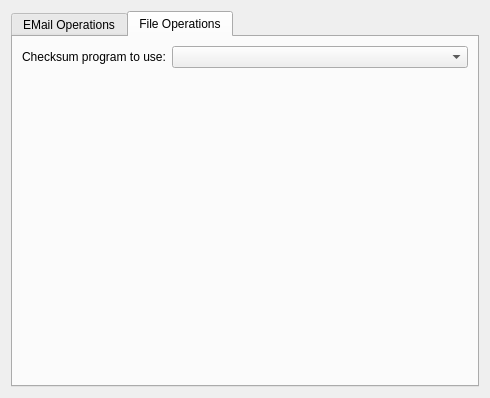
First picture: the form in kleopatra/conf/cryptooperationsconfigwidget.ui, repository KDE/kdepim, before the edit.
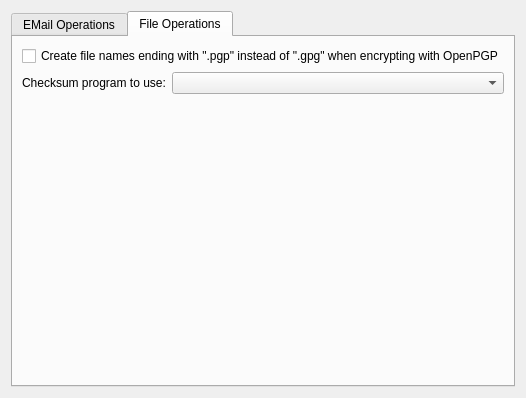
Second picture: the form after the edit. The open tabs and pages were chosen to show the change.

Commit message:
Make default OpenPGP file extension configurable
    Make it configurealbe if OpenPGP encrypted
    files created by Kleopatra should have the .pgp ending or
    the .gpg ending. The current behavior stays as default. (.gpg)

    This change was requested by instutional users who want to share
    files with the same ending between PGP and GnuPG and use the
    same file extension to mark those files.

```diff
--- a/kleopatra/conf/cryptooperationsconfigwidget.ui
+++ b/kleopatra/conf/cryptooperationsconfigwidget.ui
@@ -57,6 +57,20 @@
       <attribute name="title">
        <string>File Operations</string>
       </attribute>
+      <layout class="QVBoxLayout" name="verticalLayout">
+       <item>
+        <widget class="QCheckBox" name="pgpFileExtCB">
+         <property name="whatsThis">
+          <string comment="@info:whatsthis">&lt;p&gt;Check this if you want to have OpenPGP encrypted files created by Kleopatra have the .pgp file extension.&lt;/p&gt;
+&lt;p&gt;This will not modify any contens of the created files.&lt;/p&gt;
+</string>
+         </property>
+         <property name="text">
+           <string>Create file names ending with &quot;.pgp&quot; instead of &quot;.gpg&quot; when encrypting with OpenPGP</string>
+         </property>
+        </widget>
+       </item>
+       <item>
       <layout class="QFormLayout" name="formLayout">
        <item row="0" column="0">
         <widget class="QLabel" name="label">
@@ -78,6 +92,8 @@
 </string>
          </property>
         </widget>
+         </item>
+        </layout>
        </item>
       </layout>
      </widget>
```
Left out of the diff: 4 changed lines with no effect on the pictures. Lines whose indentation alone changed are shown as unchanged. The commit also changes 6 other files.
